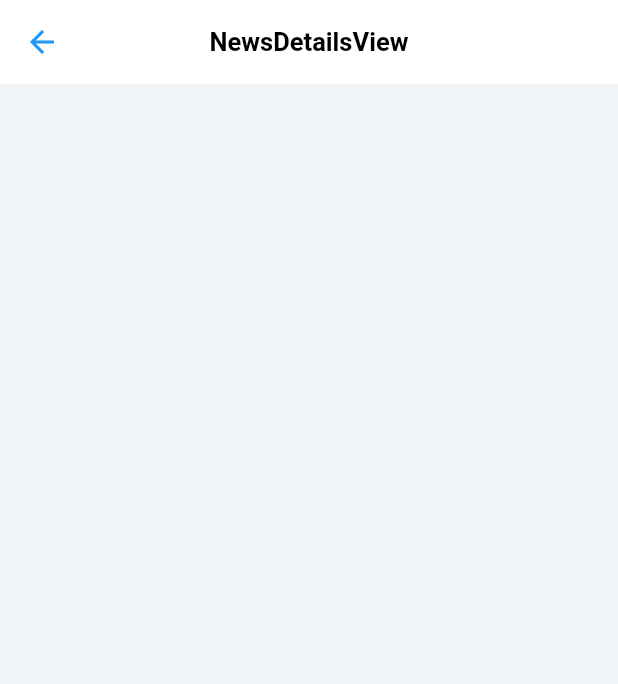
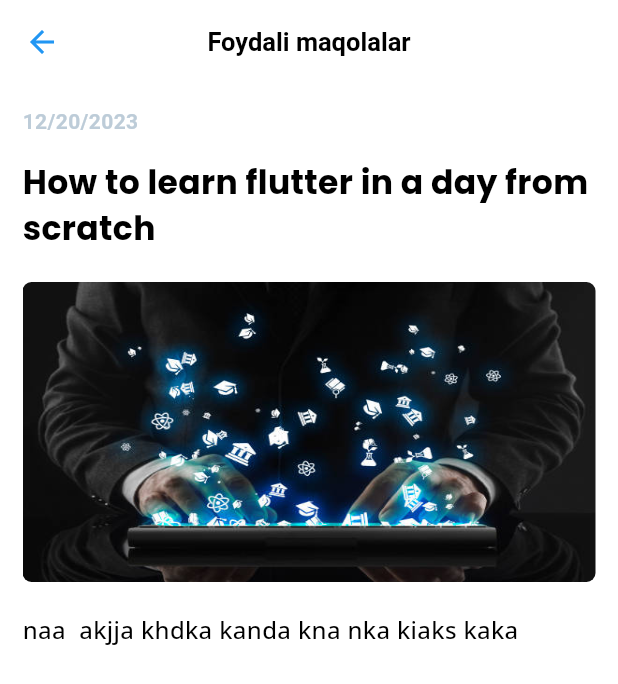
Before and after one commit to jushkinbekrashidovich/kurslar, a Flutter app: the NewsDetailsView screen opened by its route, on a phone screen of 412 x 824 dp. Shown: the top 684 px of the screen. Run offline on Flutter 3.47's test engine with Material 2 defaults, Android fonts, the phone set to English and light mode, and no system bars; our stand-ins replace cached_network_image, cloud_firestore, dotted_line, firebase_core, flutter_svg, get and 3 more; missing offline and left inert: map_launcher; accounts and stored records are empty; Roboto replaces fonts that are missing (SFPro); project files that could hold a hidden picture were left out.

Commit message:
added details page now to pass data from news page

```diff
--- a/lib/app/modules/news/views/news_view.dart
+++ b/lib/app/modules/news/views/news_view.dart
@@ -38,7 +38,11 @@ class NewsView extends GetView<NewsController> {
               height: 20,
             ),
             ...controller.newsList.map((element) {
-              return Container(
+              return InkWell(
+                onTap: (){
+                  Get.toNamed(Routes.NEWS_DETAILS);
+                },
+                child: Container(
                   padding: EdgeInsets.all(10),
                   height: 120,
                   //margin: EdgeInsets.symmetric(horizontal: 10),
@@ -126,6 +130,7 @@ class NewsView extends GetView<NewsController> {
                       ),
                     ],
                   ),
+                ),
               );
             }),
           ],
--- a/lib/app/modules/news_details/views/news_details_view.dart
+++ b/lib/app/modules/news_details/views/news_details_view.dart
@@ -1,6 +1,8 @@
 import 'package:flutter/material.dart';
 
 import 'package:get/get.dart';
+import 'package:google_fonts/google_fonts.dart';
+import 'package:kurslar/app/const/app_colors.dart';
 
 import '../controllers/news_details_controller.dart';
 
@@ -8,11 +10,41 @@ class NewsDetailsView extends GetView<NewsDetailsController> {
   @override
   Widget build(BuildContext context) {
     return Scaffold(
+      backgroundColor: Colors.white,
       appBar: AppBar(
-        title: Text('NewsDetailsView'),
+        title: const Text('Foydali maqolalar'),
         centerTitle: true,
       ),
-      body: ListView(),
+      body: Padding(
+        padding: const EdgeInsets.all(15.0),
+        child: ListView(
+          children: [
+            Text(
+              "12/20/2023",
+              style: TextStyle(
+                  color: AppColors.greyColor, fontWeight: FontWeight.bold),
+            ),
+            SizedBox(
+              height: 15,
+            ),
+            Text("How to learn flutter in a day from scratch  ",
+                style: GoogleFonts.poppins(
+                    fontSize: 22, fontWeight: FontWeight.w700)),
+            Container(
+              margin: EdgeInsets.symmetric(vertical: 20),
+              height: 200,
+              decoration: BoxDecoration(
+                borderRadius: BorderRadius.circular(6),
+                image: DecorationImage(
+                    image: AssetImage("assets/eg.jpg"), fit: BoxFit.fill),
+              ),
+            ),
+            Text("naa  akjja khdka kanda kna nka kiaks kaka ",
+                style: GoogleFonts.openSans(
+                    fontSize: 16, fontWeight: FontWeight.w500)),
+          ],
+        ),
+      ),
     );
   }
 }
```
Lines whose indentation alone changed are shown as unchanged.
